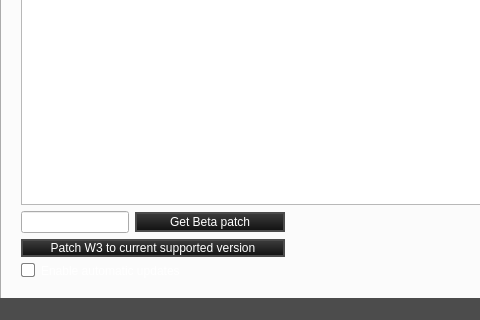
Qt form xpam/mainwindow.ui (cen1/xpam-client) before a commit; both pictures show x 0 to 480 and y 280 to 600 of the 900 by 600 pixel window.
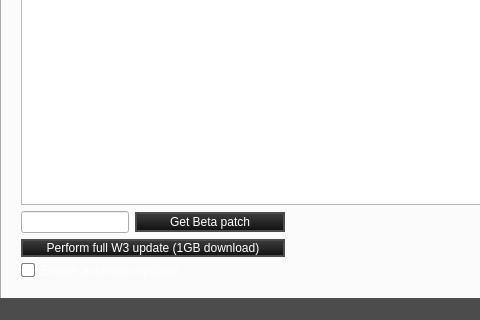
The same form after that commit. Icons and pictures are not drawn.

Diff of the .ui file:
```diff
--- a/xpam/mainwindow.ui
+++ b/xpam/mainwindow.ui
@@ -815,7 +815,7 @@
          <attribute name="title">
           <string> UPDATE </string>
          </attribute>
-         <widget class="QWidget" name="">
+         <widget class="QWidget" name="layoutWidget">
           <property name="geometry">
            <rect>
             <x>8</x>
@@ -886,7 +886,7 @@
                   </size>
                  </property>
                  <property name="text">
-                  <string>Patch W3 to current supported version</string>
+                  <string>Perform full W3 update (1GB download)</string>
                  </property>
                 </widget>
                </item>
```
